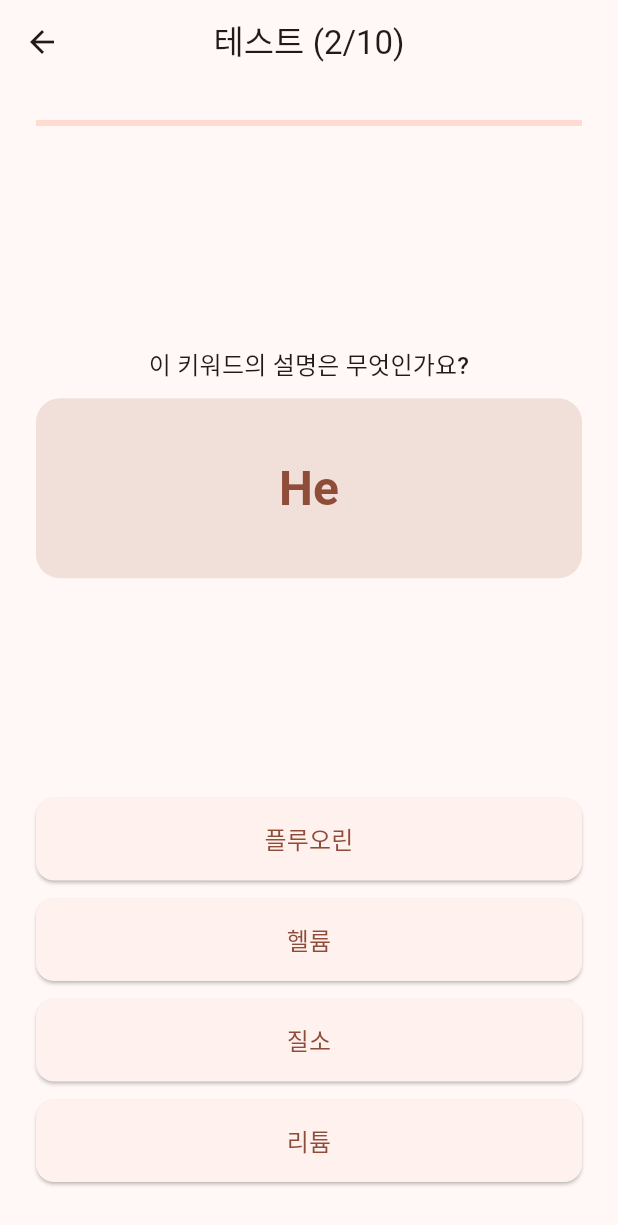
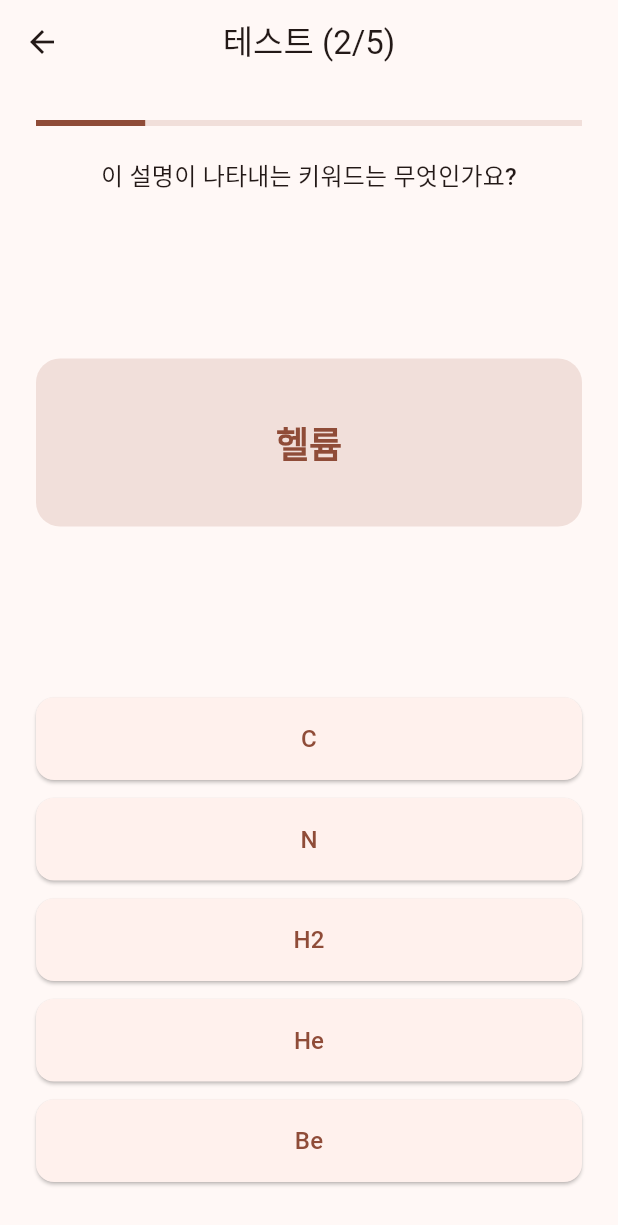
Before and after one commit to jk-hanguk/memory-bread, a Flutter app: the TestScreen screen opened directly, after a tap on "네온", on a phone screen of 412 x 824 dp. Shown: the top 1225 px of the screen. Run offline on Flutter 3.47's test engine with Material 3 defaults, Android fonts, the phone set to English and light mode, and no system bars; our stand-ins replace shared_preferences; accounts and stored records are empty.

Commit message:
키워드 설명 번갈아 테스트

```diff
--- /dev/null
+++ b/devtools_options.yaml
@@ -0,0 +1,4 @@
+description: This file stores settings for Dart & Flutter DevTools.
+documentation: https://docs.flutter.dev/tools/devtools/extensions#configure-extension-enablement-states
+extensions:
+  - shared_preferences: true
--- a/lib/screens/test_screen.dart
+++ b/lib/screens/test_screen.dart
@@ -2,6 +2,8 @@ import 'dart:math';
 import 'package:flutter/material.dart';
 import '../models/card_item.dart';
 import '../services/storage_service.dart';
+
+enum TestDirection { keywordToDescription, descriptionToKeyword }
 
 class TestScreen extends StatefulWidget {
   const TestScreen({super.key});
@@ -23,6 +25,7 @@ class _TestScreenState extends State<TestScreen> {
 
   late List<String> _currentOptions;
   late String _correctAnswer;
+  late TestDirection _currentDirection;
 
   @override
   void initState() {
@@ -37,9 +40,15 @@ class _TestScreenState extends State<TestScreen> {
       return;
     }
 
-    // 테스트용 10개 항목 무작위 선택
+    // [계획 2.1] 동적 문항 수 산출: 전체의 약 25%를 테스트 (5~10개 사이)
+    int totalCount = _allCards.length;
+    int targetCount = (totalCount * 0.25).floor();
+    if (targetCount < 5) targetCount = 5;
+    if (targetCount > 10) targetCount = 10;
+    targetCount = min(targetCount, totalCount);
+
     _allCards.shuffle(_random);
-    _testCards = _allCards.take(min(10, _allCards.length)).toList();
+    _testCards = _allCards.take(targetCount).toList();
 
     _generateNextQuestion();
     setState(() => _isLoading = false);
@@ -53,28 +62,42 @@ class _TestScreenState extends State<TestScreen> {
     }
 
     final currentCard = _testCards[_currentIndex];
+
+    // [계획 2.2] 양방향 테스트: 질문 방향 무작위 결정
+    _currentDirection = _random.nextBool()
+        ? TestDirection.keywordToDescription
+        : TestDirection.descriptionToKeyword;
+
+    // [계획 2.3] 선택지 개수 랜덤화: 4~6개 사이의 랜덤한 선택지 제공
+    int optionsCount = _random.nextInt(3) + 4; // 4, 5, 6 중 하나
+
+    if (_currentDirection == TestDirection.keywordToDescription) {
       _correctAnswer = currentCard.description;
-
-    // 오답 생성 (다른 카드의 설명을 사용)
-    List<String> otherDescriptions = _allCards
+      // 다른 카드들의 설명들 중에서 오답 추출
+      List<String> others = _allCards
           .where((c) => c.id != currentCard.id)
           .map((c) => c.description)
           .toList();
-    otherDescriptions.shuffle(_random);
+      others.shuffle(_random);
+      _currentOptions = [_correctAnswer, ...others.take(optionsCount - 1)];
+    } else {
+      _correctAnswer = currentCard.keyword;
+      // 다른 카드들의 키워드들 중에서 오답 추출
+      List<String> others = _allCards
+          .where((c) => c.id != currentCard.id)
+          .map((c) => c.keyword)
+          .toList();
+      others.shuffle(_random);
+      _currentOptions = [_correctAnswer, ...others.take(optionsCount - 1)];
+    }
 
-    List<String> options = [_correctAnswer, ...otherDescriptions.take(3)];
-    options.shuffle(_random);
-
-    setState(() {
-      _currentOptions = options;
-    });
+    _currentOptions.shuffle(_random);
   }
 
   void _handleAnswer(String selectedOption) {
     bool isCorrect = selectedOption == _correctAnswer;
     if (isCorrect) _score++;
 
-    // 개별 카드의 통계 업데이트
     _testCards[_currentIndex].stats.updateResult(isCorrect);
 
     setState(() {
@@ -84,10 +107,8 @@ class _TestScreenState extends State<TestScreen> {
   }
 
   Future<void> _saveResults() async {
-    // 업데이트된 카드들의 상태를 반영하여 전체 리스트를 저장
     final Map<String, CardItem> testMap = {for (var c in _testCards) c.id: c};
     final updatedAllCards = _allCards.map((c) => testMap[c.id] ?? c).toList();
-
     await _storageService.saveProgress(updatedAllCards);
   }
 
@@ -134,6 +155,12 @@ class _TestScreenState extends State<TestScreen> {
     }
 
     final currentCard = _testCards[_currentIndex];
+    final String questionText = _currentDirection == TestDirection.keywordToDescription
+        ? '이 키워드의 설명은 무엇인가요?'
+        : '이 설명이 나타내는 키워드는 무엇인가요?';
+    final String displayValue = _currentDirection == TestDirection.keywordToDescription
+        ? currentCard.keyword
+        : currentCard.description;
 
     return Scaffold(
       appBar: AppBar(
@@ -145,34 +172,49 @@ class _TestScreenState extends State<TestScreen> {
         child: Column(
           crossAxisAlignment: CrossAxisAlignment.stretch,
           children: [
-            const LinearProgressIndicator(
-              value: 0.0, // TODO: 진행 상태 바 구현 가능
+            LinearProgressIndicator(
+              value: _currentIndex / _testCards.length,
+              backgroundColor: Theme.of(context).colorScheme.surfaceContainerHighest,
             ),
-            const Spacer(),
+            const SizedBox(height: 20),
             Text(
-              '이 키워드의 설명은 무엇인가요?',
+              questionText,
               textAlign: TextAlign.center,
               style: Theme.of(context).textTheme.titleMedium,
             ),
-            const SizedBox(height: 10),
-            Container(
+            const SizedBox(height: 16),
+            Expanded(
+              child: Center(
+                child: SingleChildScrollView(
+                  child: Container(
+                    width: double.infinity,
                     padding: const EdgeInsets.symmetric(vertical: 40, horizontal: 20),
                     decoration: BoxDecoration(
                       color: Theme.of(context).colorScheme.surfaceContainerHighest,
                       borderRadius: BorderRadius.circular(16),
                     ),
                     child: Text(
-                currentCard.keyword,
+                      displayValue,
                       textAlign: TextAlign.center,
-                style: Theme.of(context).textTheme.headlineLarge?.copyWith(
+                      style: Theme.of(context).textTheme.headlineSmall?.copyWith(
                             fontWeight: FontWeight.bold,
                             color: Theme.of(context).colorScheme.primary,
                           ),
                     ),
                   ),
-            const Spacer(),
-            ..._currentOptions.map(
-              (option) => Padding(
+                ),
+              ),
+            ),
+            const SizedBox(height: 20),
+            // 선택지가 많아질 수 있으므로 스크롤 가능하게 처리
+            ConstrainedBox(
+              constraints: BoxConstraints(
+                maxHeight: MediaQuery.of(context).size.height * 0.45,
+              ),
+              child: SingleChildScrollView(
+                child: Column(
+                  crossAxisAlignment: CrossAxisAlignment.stretch,
+                  children: _currentOptions.map((option) => Padding(
                     padding: const EdgeInsets.only(bottom: 12.0),
                     child: ElevatedButton(
                       style: ElevatedButton.styleFrom(
@@ -188,6 +230,8 @@ class _TestScreenState extends State<TestScreen> {
                         style: const TextStyle(fontSize: 16),
                       ),
                     ),
+                  )).toList(),
+                ),
               ),
             ),
           ],
```
Lines whose indentation alone changed are shown as unchanged.
